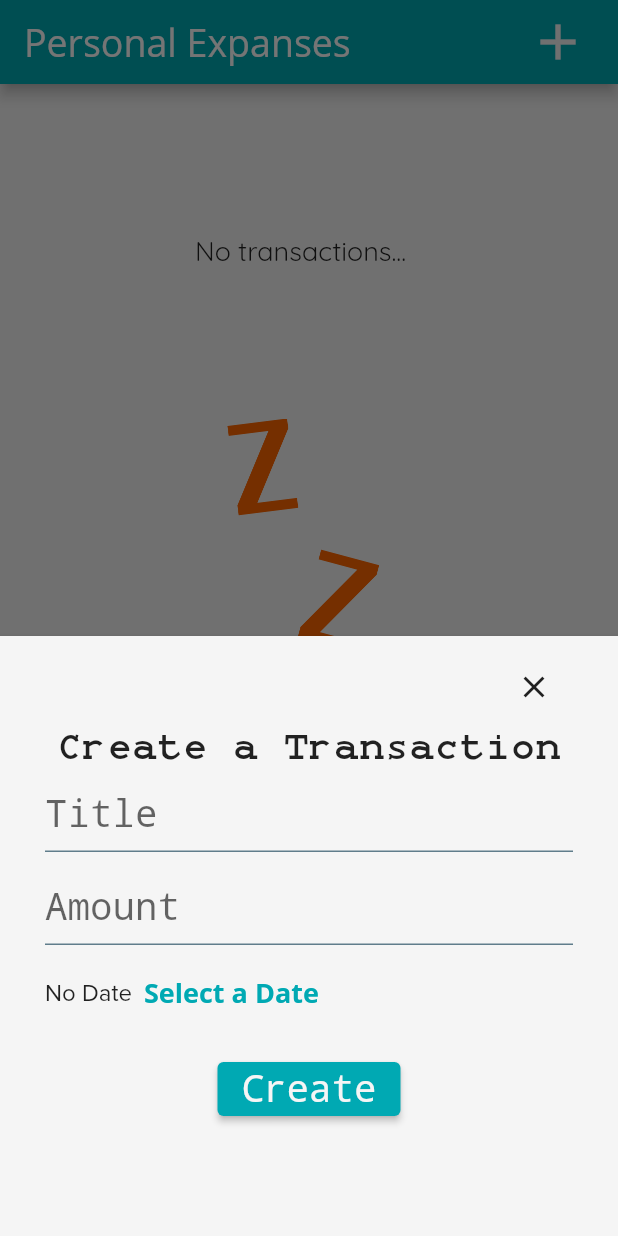
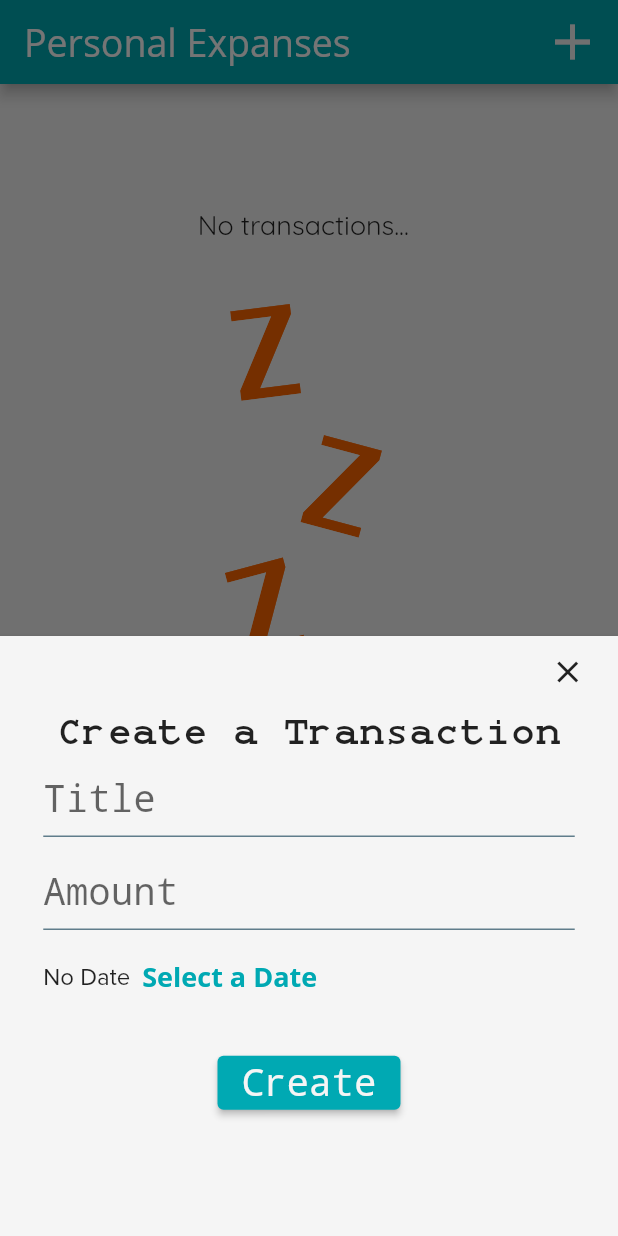
Before and after one commit to guilhermebernava/personal_expanses, a Flutter app: the screen it shows after launch, after a tap on the "add" icon, on a phone screen of 412 x 824 dp. Run offline on Flutter 3.47's test engine with Material 2 defaults, Android fonts, the phone set to English and light mode, and no system bars; our stand-ins replace animated_text_kit, sqflite; accounts and stored records are empty.

Commit message:
adicionando CHART e arrumando RESPONSIVIDADE

```diff
--- a/lib/models/transaction.dart
+++ b/lib/models/transaction.dart
@@ -2,7 +2,7 @@ class Transaction {
   final int id;
   final String title;
   final double amount;
-  final String date;
+  final DateTime date;
 
   Transaction({
     this.id = 0,
@@ -16,7 +16,7 @@ class Transaction {
       id: map['id'],
       title: map['title'],
       amount: map['amount'],
-      date: map['date'],
+      date: DateTime.parse(map['date']),
     );
   }
 
@@ -24,7 +24,7 @@ class Transaction {
     return {
       'title': title,
       'amount': amount,
-      'date': date,
+      'date': date.toString(),
     };
   }
 }
--- a/lib/pages/home/home.dart
+++ b/lib/pages/home/home.dart
@@ -41,8 +41,8 @@ class _HomeState extends State<Home> {
           backgroundColor: Theme.of(context).primaryColor,
           actions: [
             Padding(
-              padding: const EdgeInsets.symmetric(
-                horizontal: 20,
+              padding: EdgeInsets.symmetric(
+                horizontal: MediaQuery.of(context).size.width * 0.025,
               ),
               child: IconButton(
                 icon: const Icon(
@@ -57,10 +57,10 @@ class _HomeState extends State<Home> {
       body: ValueListenableBuilder<List<Transaction>>(
         valueListenable: controller.transactionNotifier,
         builder: (_, transactions, __) => transactions.isEmpty
-            ? ImageBackground()
+            ? ImageBackground(context)
             : Column(
                 children: [
-                  Chart(),
+                  Chart(context),
                   ListTransactions(context, transactions, controller)
                 ],
               ),
--- a/lib/themes/text_styles/text_styles.dart
+++ b/lib/themes/text_styles/text_styles.dart
@@ -22,4 +22,10 @@ class TextStyles {
     fontSize: 20,
     fontWeight: FontWeight.bold,
   );
+
+  static const errorFuture = TextStyle(
+    fontFamily: Fonts.proximaNova,
+    fontSize: 50,
+    color: Colors.redAccent,
+  );
 }
--- a/lib/widgets/card_transaction.dart
+++ b/lib/widgets/card_transaction.dart
@@ -1,16 +1,21 @@
 import 'package:flutter/material.dart';
+import 'package:intl/intl.dart';
 import 'package:personal_expanses/themes/fonts/fonts.dart';
 
-class CardTransaction extends Card {
-  CardTransaction({
+class CardTransaction extends Padding {
+  CardTransaction(
+    BuildContext context, {
     Key? key,
     required String value,
     required String title,
-    required String date,
+    required DateTime date,
     required VoidCallback onPressed,
   }) : super(
+          padding: EdgeInsets.symmetric(
+              horizontal: MediaQuery.of(context).size.width * 0.015),
           key: key,
-          elevation: 3,
+          child: Card(
+            elevation: 4,
             child: Row(
               mainAxisAlignment: MainAxisAlignment.spaceAround,
               crossAxisAlignment: CrossAxisAlignment.center,
@@ -25,7 +30,7 @@ class CardTransaction extends Card {
                   ),
                 ),
                 SizedBox(
-                width: 150,
+                  width: MediaQuery.of(context).size.width / 2,
                   child: ListTile(
                     title: Text(
                       title,
@@ -34,7 +39,7 @@ class CardTransaction extends Card {
                           fontFamily: Fonts.proximaNova, fontSize: 18),
                     ),
                     subtitle: Text(
-                    date,
+                      DateFormat.yMEd().format(date),
                       textAlign: TextAlign.justify,
                       style: const TextStyle(fontSize: 14),
                     ),
@@ -50,5 +55,6 @@ class CardTransaction extends Card {
                 )
               ],
             ),
+          ),
         );
 }
--- a/lib/widgets/chart/chart.dart
+++ b/lib/widgets/chart/chart.dart
@@ -1,24 +1,47 @@
 import 'package:flutter/material.dart';
 import 'package:personal_expanses/widgets/chart/chart_bar.dart';
 import 'package:personal_expanses/widgets/chart/chart_controller.dart';
+import '../../themes/text_styles/text_styles.dart';
 
 class Chart extends Card {
   static final controller = ChartController();
-  Chart({Key? key})
+  static final list = <Map<String, dynamic>>[];
+  Chart(BuildContext context, {Key? key})
       : super(
           key: key,
           elevation: 6,
-          margin: const EdgeInsets.all(10),
+          margin: EdgeInsets.all(
+            MediaQuery.of(context).size.width * 0.025,
+          ),
           child: SingleChildScrollView(
             scrollDirection: Axis.horizontal,
-            child: Row(
-                mainAxisAlignment: MainAxisAlignment.spaceEvenly,
-                children: controller.transactions
-                    .map((e) => ChartBar(
-                        totalValue: e['amount'],
-                        heightFactor: 1,
-                        day: e['day']))
-                    .toList()),
+            child: FutureBuilder(
+              initialData: list,
+              future: controller.transactions(),
+              builder: (context, snapshot) {
+                if (snapshot.hasData) {
+                  var maps = snapshot.data as List<Map<dynamic, dynamic>>;
+                  return Row(
+                      mainAxisAlignment: MainAxisAlignment.spaceEvenly,
+                      children: maps
+                          .map(
+                            (e) => ChartBar(
+                              context,
+                              totalValue: e['amount'],
+                              heightFactor: e['heightValue'],
+                              day: e['day'],
+                            ),
+                          )
+                          .toList());
+                }
+                return const Center(
+                  child: Text(
+                    "ERROR OCURRED!!",
+                    style: TextStyles.errorFuture,
+                  ),
+                );
+              },
+            ),
           ),
         );
 }
--- a/lib/widgets/chart/chart_bar.dart
+++ b/lib/widgets/chart/chart_bar.dart
@@ -2,23 +2,24 @@ import 'package:flutter/material.dart';
 import 'package:personal_expanses/themes/colors/app_colors.dart';
 
 class ChartBar extends Padding {
-  ChartBar({
+  ChartBar(
+    BuildContext context, {
     Key? key,
     required double totalValue,
     required double heightFactor,
     required String day,
   }) : super(
           key: key,
-          padding: const EdgeInsets.symmetric(
-            vertical: 15.0,
-            horizontal: 20,
+          padding: EdgeInsets.symmetric(
+            vertical: MediaQuery.of(context).size.width * 0.05,
+            horizontal: MediaQuery.of(context).size.width * 0.04,
           ),
           child: Column(
             children: [
               Text("\$$totalValue"),
               SizedBox(
-                width: 10,
-                height: 70,
+                width: MediaQuery.of(context).size.width * 0.025,
+                height: MediaQuery.of(context).size.height * 0.1,
                 child: Stack(children: [
                   Container(
                     decoration: BoxDecoration(
--- a/lib/widgets/create_transaction_form/create_transaction_form.dart
+++ b/lib/widgets/create_transaction_form/create_transaction_form.dart
@@ -33,15 +33,16 @@ class _CreateTransactionFormState extends State<CreateTransactionForm> {
         child: Form(
           key: controller.formKey,
           child: Padding(
-            padding: const EdgeInsets.symmetric(
-              vertical: 10.0,
-              horizontal: 30,
+            padding: EdgeInsets.symmetric(
+              horizontal: MediaQuery.of(context).size.width * 0.07,
             ),
             child: Column(
               crossAxisAlignment: CrossAxisAlignment.center,
               children: [
                 Padding(
-                  padding: const EdgeInsets.only(left: 300.0),
+                  padding: EdgeInsets.only(
+                    left: MediaQuery.of(context).size.width * 0.8,
+                  ),
                   child: IconButton(
                     onPressed: () => RoutesServices.returnTo(context),
                     icon: const Icon(Icons.close_outlined),
@@ -97,7 +98,7 @@ class _CreateTransactionFormState extends State<CreateTransactionForm> {
                   keyboardType: TextInputType.multiline,
                 ),
                 SizedBox(
-                  height: 50,
+                  height: MediaQuery.of(context).size.height * 0.06,
                   child: Row(
                     children: [
                       Text(
@@ -129,16 +130,16 @@ class _CreateTransactionFormState extends State<CreateTransactionForm> {
                   ),
                 ),
                 Padding(
-                  padding: const EdgeInsets.only(top: 15.0),
+                  padding: EdgeInsets.only(
+                    top: MediaQuery.of(context).size.height * 0.026,
+                  ),
                   child: ElevatedButton(
                     onPressed: () => controller.createTransaction(
                       context,
                       Transaction(
                           title: titleController.text,
                           amount: double.parse(amountController.text),
-                          date: _date != null
-                              ? DateFormat.yMd().format(_date!)
-                              : "1/1/0001"),
+                          date: _date != null ? _date! : DateTime.now()),
                     ),
                     child: const Text(
                       "Create",
--- a/lib/widgets/image_background.dart
+++ b/lib/widgets/image_background.dart
@@ -4,18 +4,19 @@ import '../themes/colors/app_colors.dart';
 import '../themes/images/app_images.dart';
 
 class ImageBackground extends Padding {
-  ImageBackground({Key? key})
+  ImageBackground(BuildContext context, {Key? key})
       : super(
           key: key,
-          padding: const EdgeInsets.only(
-            top: 100.0,
-            left: 130,
+          padding: EdgeInsets.only(
+            top: MediaQuery.of(context).size.height * 0.1,
+            left: MediaQuery.of(context).size.width * 0.32,
           ),
           child: Column(
             children: [
-              const Padding(
-                padding: EdgeInsets.only(bottom: 100),
-                child: Text(
+              Padding(
+                padding: EdgeInsets.only(
+                    bottom: MediaQuery.of(context).size.height * 0.05),
+                child: const Text(
                   "No transactions...",
                   style: TextStyle(
                     fontFamily: Fonts.quicksand,
--- a/lib/widgets/list_transactions.dart
+++ b/lib/widgets/list_transactions.dart
@@ -8,10 +8,11 @@ class ListTransactions extends SizedBox {
       {Key? key})
       : super(
             key: key,
-            height: MediaQuery.of(context).size.height * 0.56,
+            height: MediaQuery.of(context).size.height * 0.55,
             child: ListView.builder(
               itemCount: transactions.length,
               itemBuilder: (context, index) => CardTransaction(
+                context,
                 value: transactions[index].amount.toString(),
                 title: transactions[index].title,
                 date: transactions[index].date,
```
Also changed, not shown: lib/widgets/chart/chart_controller.dart (+25 -9 lines). Lines whose indentation alone changed are shown as unchanged.
